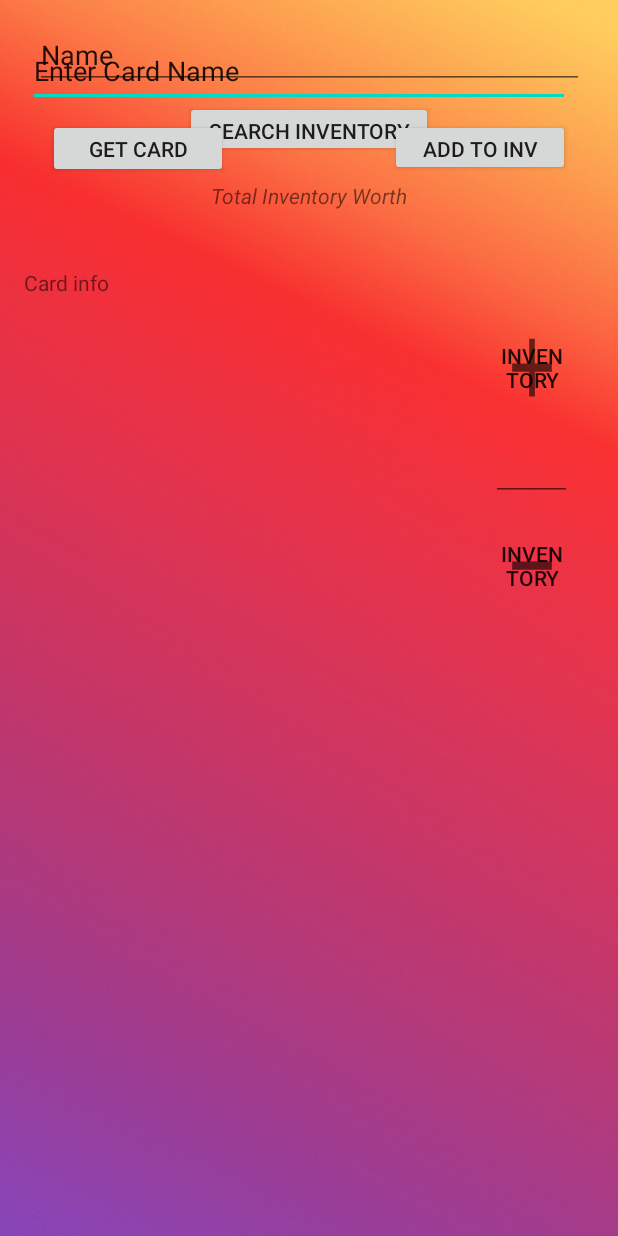
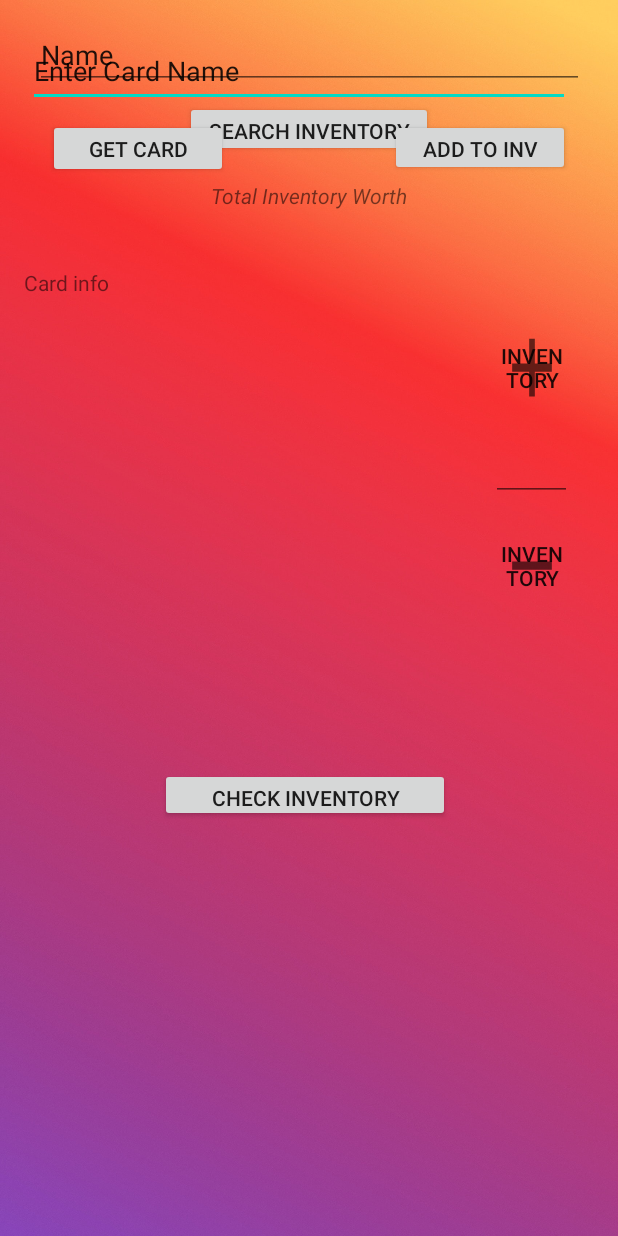
Before and after one commit to cesarxa/Loremaster-app, an Android app: the screen it shows after launch (Card), on a phone screen of 412 x 824 dp. Run offline under Robolectric (Android 15) with nearby library versions, the phone set to English and light mode, and no system bars; our stand-ins replace Firebase (no records; nobody signed in at launch, a user with empty details on screens opened directly), Picasso; pictures from the network do not load.

Commit message:
added check inventory button

```diff
--- a/app/src/main/res/layout/activity_card.xml
+++ b/app/src/main/res/layout/activity_card.xml
@@ -114,12 +114,11 @@
 <!--    but we need to add it here below constraint and abouve Edittext.-->
 
     <androidx.constraintlayout.widget.ConstraintLayout
-    xmlns:android="http://schemas.android.com/apk/res/android"
-    xmlns:app="http://schemas.android.com/apk/res-auto"
-    xmlns:tools="http://schemas.android.com/tools"
         android:layout_width="match_parent"
         android:layout_height="match_parent"
-    tools:context=".Inventory">
+        tools:context=".Inventory"
+        tools:layout_editor_absoluteX="0dp"
+        tools:layout_editor_absoluteY="71dp">
 
         <EditText
             android:id="@+id/editTextTextPersonName4"
@@ -176,6 +175,17 @@
             app:layout_constraintStart_toStartOf="parent"
             app:layout_constraintTop_toBottomOf="@+id/button3" />
 
+        <Button
+            android:id="@+id/button4"
+            android:layout_width="193dp"
+            android:layout_height="36dp"
+            android:layout_marginTop="512dp"
+            android:text="Check Inventory"
+            app:layout_constraintEnd_toEndOf="parent"
+            app:layout_constraintHorizontal_bias="0.487"
+            app:layout_constraintStart_toStartOf="parent"
+            app:layout_constraintTop_toTopOf="parent" />
+
 
     </androidx.constraintlayout.widget.ConstraintLayout>
 </androidx.constraintlayout.widget.ConstraintLayout>
```
Lines whose indentation alone changed are shown as unchanged.
